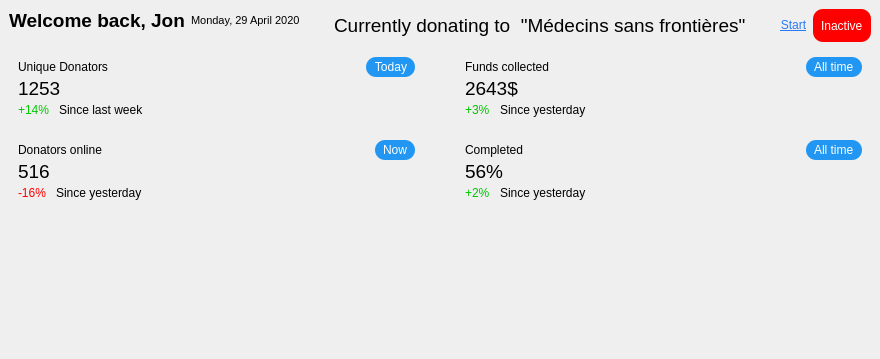
Old version of the form MiningForHumanity/src/Dashboard.ui in the repository jondef/MiningForHumanity.
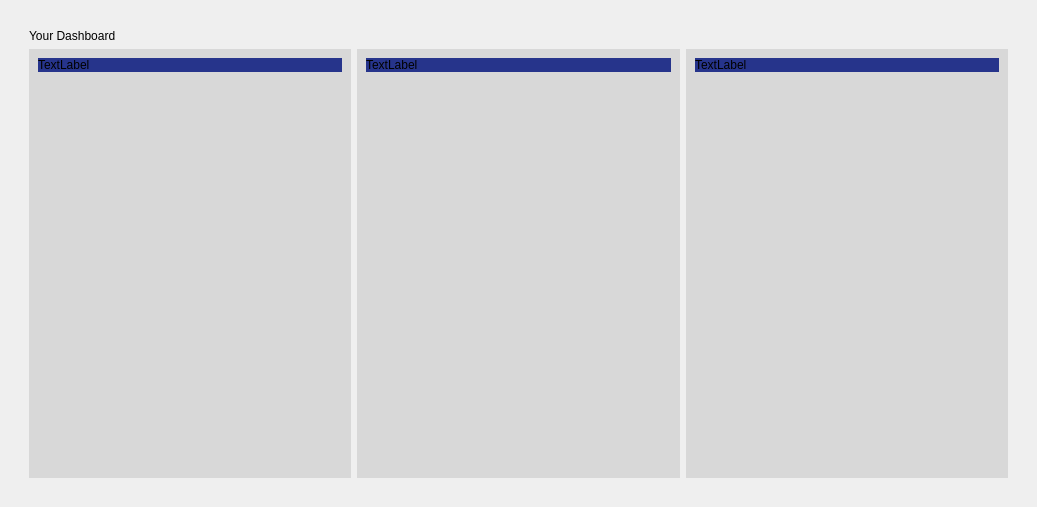
New version of the form.

Commit message: Added CampaignDisplay class

Diff of the .ui file:
```diff
--- a/MiningForHumanity/src/Dashboard.ui
+++ b/MiningForHumanity/src/Dashboard.ui
@@ -6,8 +6,8 @@
    <rect>
     <x>0</x>
     <y>0</y>
-    <width>880</width>
-    <height>359</height>
+    <width>1037</width>
+    <height>507</height>
    </rect>
   </property>
   <property name="windowTitle">
@@ -18,16 +18,16 @@
   </property>
   <layout class="QVBoxLayout" name="verticalLayout">
    <property name="leftMargin">
-    <number>0</number>
+    <number>20</number>
    </property>
    <property name="topMargin">
-    <number>0</number>
+    <number>20</number>
    </property>
    <property name="rightMargin">
-    <number>0</number>
+    <number>20</number>
    </property>
    <property name="bottomMargin">
-    <number>0</number>
+    <number>20</number>
    </property>
    <item>
     <widget class="QStackedWidget" name="stackedWidget">
@@ -38,7 +38,7 @@
       </sizepolicy>
      </property>
      <property name="currentIndex">
-      <number>0</number>
+      <number>1</number>
      </property>
      <widget class="QWidget" name="dashboardPage">
       <layout class="QGridLayout" name="gridLayout_3">
@@ -601,6 +601,123 @@
        </item>
       </layout>
      </widget>
+     <widget class="QWidget" name="page">
+      <layout class="QVBoxLayout" name="verticalLayout_4">
+       <item>
+        <widget class="QLabel" name="label_2">
+         <property name="sizePolicy">
+          <sizepolicy hsizetype="Preferred" vsizetype="Maximum">
+           <horstretch>0</horstretch>
+           <verstretch>0</verstretch>
+          </sizepolicy>
+         </property>
+         <property name="text">
+          <string>Your Dashboard</string>
+         </property>
+        </widget>
+       </item>
+       <item>
+        <layout class="QHBoxLayout" name="horizontalLayout_17">
+         <item>
+          <widget class="QWidget" name="widget" native="true">
+           <property name="styleSheet">
+            <string notr="true">QWidget { background-color: #D8D8D8; }</string>
+           </property>
+           <layout class="QVBoxLayout" name="verticalLayout_5">
+            <item>
+             <widget class="QLabel" name="label_4">
+              <property name="styleSheet">
+               <string notr="true">background-color: #26348B;</string>
+              </property>
+              <property name="text">
+               <string>TextLabel</string>
+              </property>
+             </widget>
+            </item>
+            <item>
+             <spacer name="verticalSpacer">
+              <property name="orientation">
+               <enum>Qt::Vertical</enum>
+              </property>
+              <property name="sizeHint" stdset="0">
+               <size>
+                <width>20</width>
+                <height>40</height>
+               </size>
+              </property>
+             </spacer>
+            </item>
+           </layout>
+          </widget>
+         </item>
+         <item>
+          <widget class="QWidget" name="widget_2" native="true">
+           <property name="styleSheet">
+            <string notr="true">QWidget { background-color: #D8D8D8; }</string>
+           </property>
+           <layout class="QVBoxLayout" name="verticalLayout_6">
+            <item>
+             <widget class="QLabel" name="label_27">
+              <property name="styleSheet">
+               <string notr="true">background-color: #26348B;</string>
+              </property>
+              <property name="text">
+               <string>TextLabel</string>
+              </property>
+             </widget>
+            </item>
+            <item>
+             <spacer name="verticalSpacer_5">
+              <property name="orientation">
+               <enum>Qt::Vertical</enum>
+              </property>
+              <property name="sizeHint" stdset="0">
+               <size>
+                <width>20</width>
+                <height>40</height>
+               </size>
+              </property>
+             </spacer>
+            </item>
+           </layout>
+          </widget>
+         </item>
+         <item>
+          <widget class="QWidget" name="widget_3" native="true">
+           <property name="styleSheet">
+            <string notr="true">QWidget { background-color: #D8D8D8; }</string>
+           </property>
+           <layout class="QVBoxLayout" name="verticalLayout_7">
+            <item>
+             <widget class="QLabel" name="label_28">
+              <property name="styleSheet">
+               <string notr="true">background-color: #26348B;</string>
+              </property>
+              <property name="text">
+               <string>TextLabel</string>
+              </property>
+             </widget>
+            </item>
+            <item>
+             <spacer name="verticalSpacer_6">
+              <property name="orientation">
+               <enum>Qt::Vertical</enum>
+              </property>
+              <property name="sizeHint" stdset="0">
+               <size>
+                <width>20</width>
+                <height>40</height>
+               </size>
+              </property>
+             </spacer>
+            </item>
+           </layout>
+          </widget>
+         </item>
+        </layout>
+       </item>
+      </layout>
+     </widget>
      <widget class="QWidget" name="projectsPage">
       <layout class="QVBoxLayout" name="verticalLayout_3">
        <item>
```
The commit also changes 7 other files.
